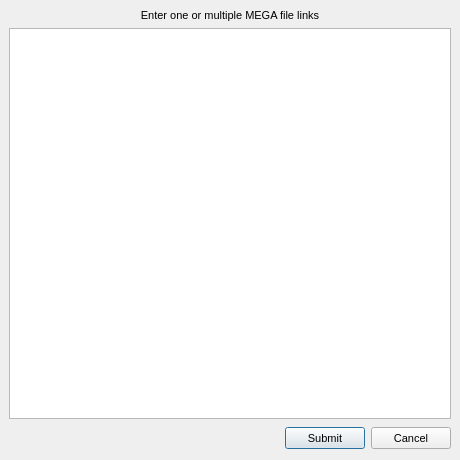
Before: the Qt Designer form Source/MEGASync/gui/PasteMegaLinksDialog.ui in meganz/MEGAsync, drawn with Qt 5.
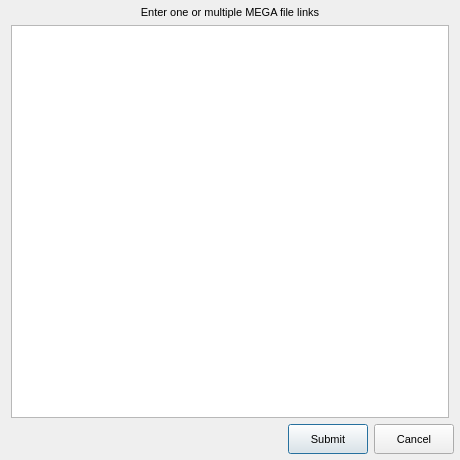
After: the same form once the commit is applied.

Diff of the .ui file:
```diff
--- a/Source/MEGASync/gui/PasteMegaLinksDialog.ui
+++ b/Source/MEGASync/gui/PasteMegaLinksDialog.ui
@@ -45,10 +45,10 @@
 height: 16px;
 }
 
-QPushButton
+#eLinks
 {
-    min-height: 14px;
-	height: 14px;
+margin-right: 5px;
+margin-left: 5px;
 }
 </string>
   </property>
@@ -56,8 +56,17 @@
    <property name="spacing">
     <number>6</number>
    </property>
-   <property name="margin">
-    <number>9</number>
+   <property name="leftMargin">
+    <number>6</number>
+   </property>
+   <property name="topMargin">
+    <number>6</number>
+   </property>
+   <property name="rightMargin">
+    <number>6</number>
+   </property>
+   <property name="bottomMargin">
+    <number>6</number>
    </property>
    <item>
     <widget class="QLabel" name="lHeader">
@@ -96,7 +105,7 @@
      <property name="maximumSize">
       <size>
        <width>16777215</width>
-       <height>26</height>
+       <height>33</height>
       </size>
      </property>
      <layout class="QHBoxLayout" name="horizontalLayout">
@@ -111,13 +120,19 @@
         <property name="sizeHint" stdset="0">
          <size>
           <width>40</width>
-          <height>20</height>
+          <height>30</height>
          </size>
         </property>
        </spacer>
       </item>
       <item>
        <widget class="QPushButton" name="bSubmit">
+        <property name="sizePolicy">
+         <sizepolicy hsizetype="Minimum" vsizetype="Preferred">
+          <horstretch>0</horstretch>
+          <verstretch>0</verstretch>
+         </sizepolicy>
+        </property>
         <property name="text">
          <string>Submit</string>
         </property>
@@ -125,6 +140,12 @@
       </item>
       <item>
        <widget class="QPushButton" name="bCancel">
+        <property name="sizePolicy">
+         <sizepolicy hsizetype="Minimum" vsizetype="Preferred">
+          <horstretch>0</horstretch>
+          <verstretch>0</verstretch>
+         </sizepolicy>
+        </property>
         <property name="text">
          <string>Cancel</string>
         </property>
```
Left out of the diff: 11 changed lines with no effect on the pictures.
